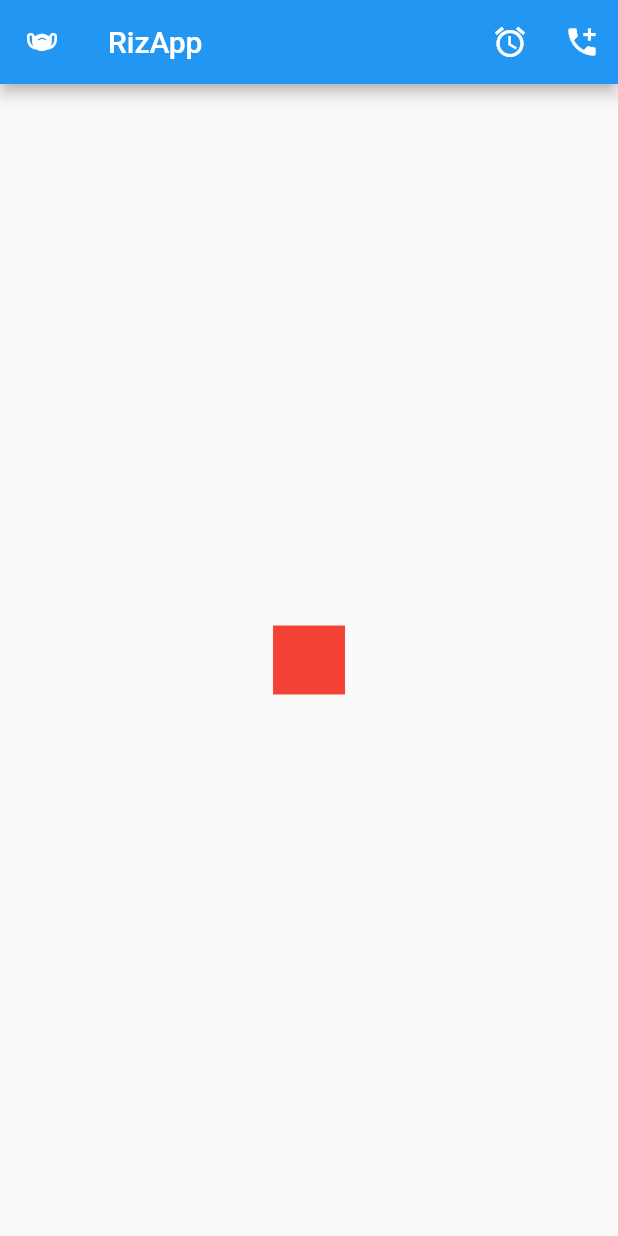
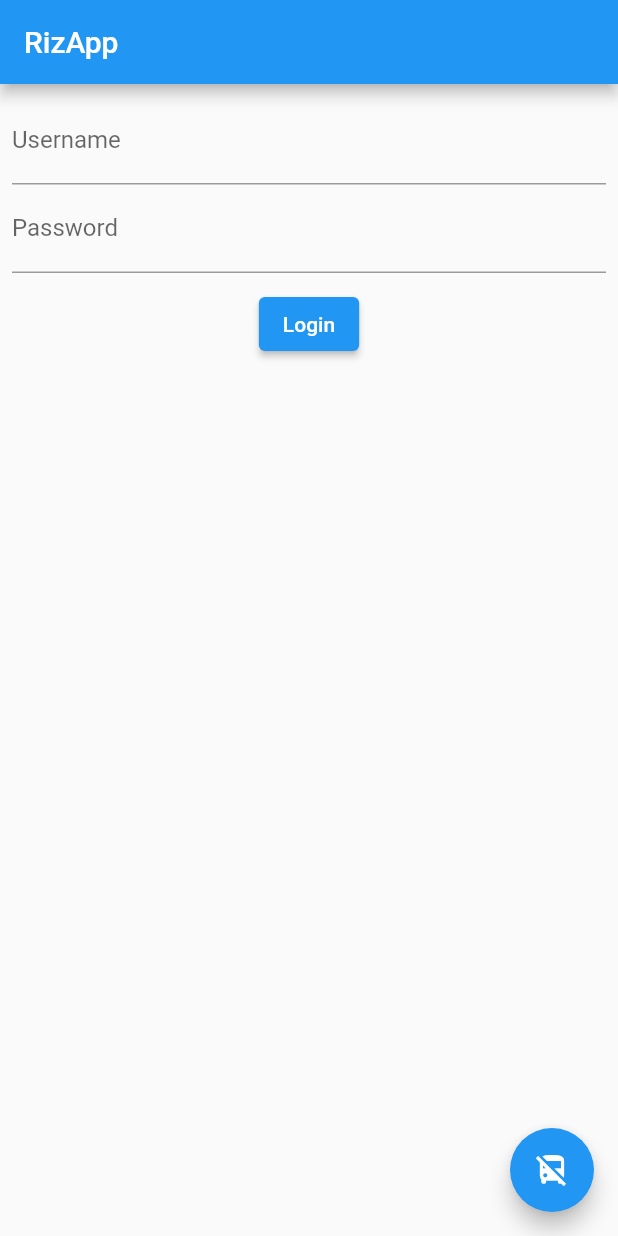
Before and after one commit to GitmeRiz/Flutter-ListView, a Flutter app: the screen it shows after launch, on a phone screen of 412 x 824 dp. Run offline on Flutter 3.47's test engine with Material 2 defaults, Android fonts, the phone set to English and light mode, and no system bars.

Commit message:
Change the main.dart

```diff
--- a/lib/main.dart
+++ b/lib/main.dart
@@ -16,30 +16,25 @@ class _MyAppState extends State<MyApp> {
   Widget build(BuildContext context) {
     return MaterialApp(
       home: Scaffold(
-        appBar: AppBar(
-          title: Text("RizApp"),
-          leading: IconButton(
-            icon: const Icon(Icons.masks_rounded),
-            onPressed: () {},
-          ),
-          actions: [
-            IconButton(onPressed: () {}, icon: Icon(Icons.access_alarm)),
-            IconButton(onPressed: () {}, icon: Icon(Icons.add_call))
-          ],
-        ),
-        body: GestureDetector(
-          onTap: () {
-            print("Ontap");
-          },
-          child: Center(
-            child: Container(
-              width: 48,
-              height: 46,
-              color: Colors.red,
+          appBar: AppBar(title: const Text("RizApp")),
+          floatingActionButton: FloatingActionButton(onPressed: () {}, child: Icon(Icons.no_transfer)),
+          body: Padding(
+            padding: const EdgeInsets.all(8.0),
+            child: Column(
+              children: [
+                TextField(
+                  decoration: InputDecoration(labelText: "Username"),
+                ),
+                TextField(
+                  decoration: InputDecoration(labelText: ("Password")),
+                ),
+                SizedBox(
+                  height: 10,
+                ),
+                ElevatedButton(onPressed: () {}, child: Text("Login"))
+              ],
             ),
-          ),
-        ),
-      ),
+          )),
     );
   }
 }
```
